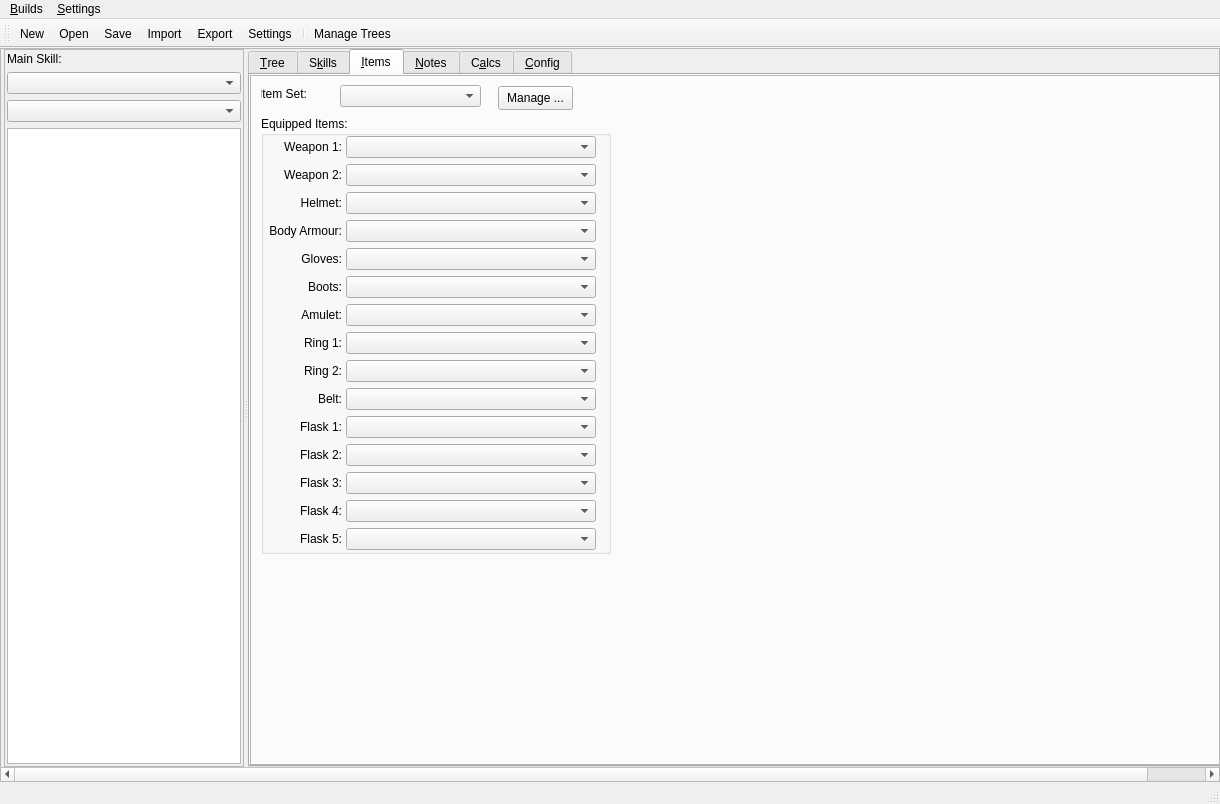
The window that Assets/PoB_Main_Window.ui (PathOfBuildingCommunity/PathOfBuilding-Python) describes before a commit, drawn with Qt 5.
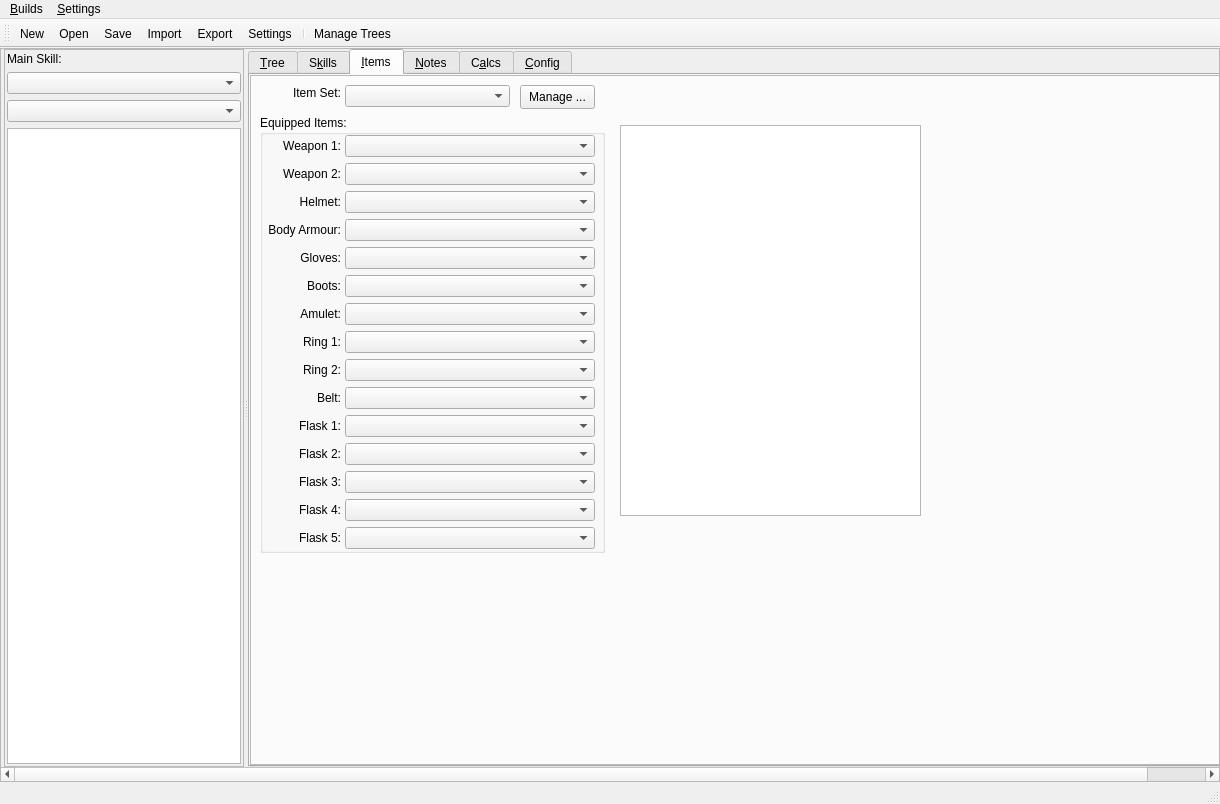
The same window after the commit. The open tabs and pages were chosen to show the change. Icons and pictures are not drawn.

Commit message: Move Notes processing to notes_ui.py. Add and set to work 'Convert to HTML' button

Diff of the .ui file:
```diff
--- a/Assets/PoB_Main_Window.ui
+++ b/Assets/PoB_Main_Window.ui
@@ -997,8 +997,8 @@
                <widget class="QPushButton" name="btn_ItemManage">
                 <property name="geometry">
                  <rect>
-                  <x>248</x>
-                  <y>11</y>
+                  <x>270</x>
+                  <y>10</y>
                   <width>75</width>
                   <height>24</height>
                  </rect>
@@ -1010,9 +1010,9 @@
                <widget class="QLabel" name="label_ItemSet">
                 <property name="geometry">
                  <rect>
-                  <x>11</x>
-                  <y>11</y>
-                  <width>46</width>
+                  <x>20</x>
+                  <y>10</y>
+                  <width>71</width>
                   <height>16</height>
                  </rect>
                 </property>
@@ -1026,9 +1026,9 @@
                <widget class="QComboBox" name="combo_ItemSet">
                 <property name="geometry">
                  <rect>
-                  <x>90</x>
+                  <x>95</x>
                   <y>10</y>
-                  <width>141</width>
+                  <width>165</width>
                   <height>22</height>
                  </rect>
                 </property>
@@ -1042,15 +1042,15 @@
                <widget class="QGroupBox" name="groupbox_Items">
                 <property name="geometry">
                  <rect>
-                  <x>11</x>
-                  <y>41</y>
-                  <width>350</width>
+                  <x>10</x>
+                  <y>40</y>
+                  <width>345</width>
                   <height>438</height>
                  </rect>
                 </property>
                 <property name="minimumSize">
                  <size>
-                  <width>350</width>
+                  <width>345</width>
                   <height>0</height>
                  </size>
                 </property>
@@ -1538,6 +1538,34 @@
                  </property>
                 </widget>
                </widget>
+               <widget class="QListView" name="list_Items">
+                <property name="geometry">
+                 <rect>
+                  <x>370</x>
+                  <y>50</y>
+                  <width>301</width>
+                  <height>391</height>
+                 </rect>
+                </property>
+                <property name="dragEnabled">
+                 <bool>true</bool>
+                </property>
+                <property name="dragDropMode">
+                 <enum>QAbstractItemView::InternalMove</enum>
+                </property>
+                <property name="defaultDropAction">
+                 <enum>Qt::MoveAction</enum>
+                </property>
+                <property name="alternatingRowColors">
+                 <bool>true</bool>
+                </property>
+                <property name="uniformItemSizes">
+                 <bool>true</bool>
+                </property>
+                <property name="selectionRectVisible">
+                 <bool>true</bool>
+                </property>
+               </widget>
               </widget>
              </item>
             </layout>
```
Left out of the diff: 90 changed lines with no effect on the pictures. The commit also changes 5 other files.
